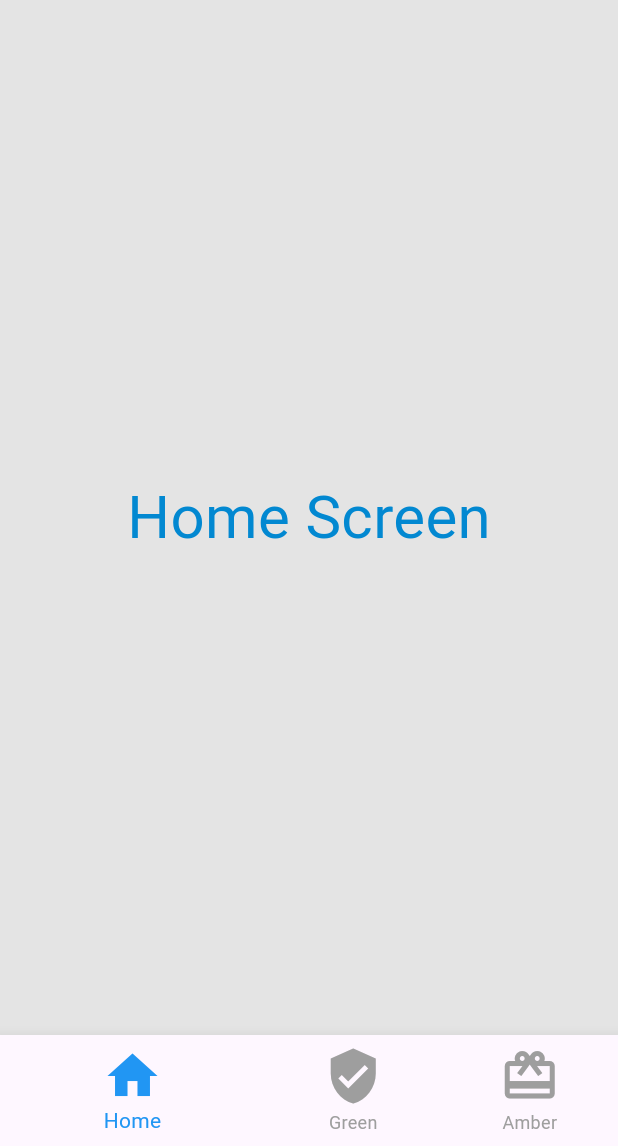
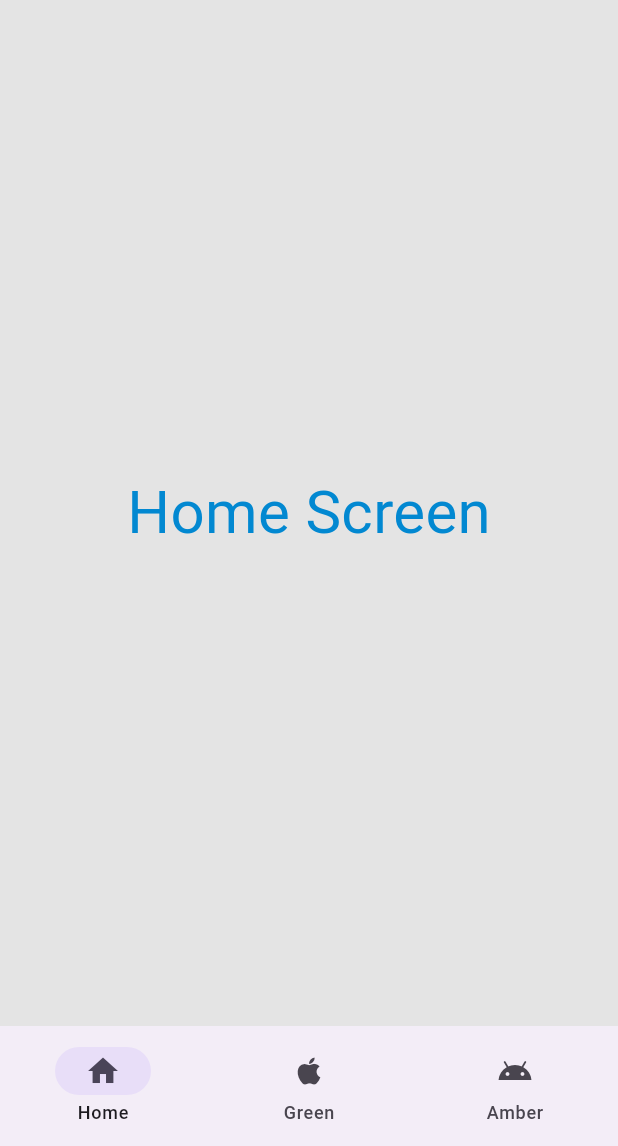
Before and after one commit to prof3ssorSt3v3/flutter-nav-starter, a Flutter app: the screen it shows after launch, on a phone screen of 412 x 824 dp, the part 90-1236 px from its top. Run offline on Flutter 3.47's test engine with Material 3 defaults, Android fonts, the phone set to English and light mode, and no system bars.

Commit message:
updated to use latest best practices, Dart 3.9.2, and NavigationBar

```diff
--- a/lib/main.dart
+++ b/lib/main.dart
@@ -18,9 +18,7 @@ class MyApp extends StatelessWidget {
   @override
   Widget build(BuildContext context) {
     //put the things that are the same on every page here...
-    return MaterialApp(
-      home: MainPage(),
-    );
+    return const MaterialApp(home: MainPage());
   }
 }
 
@@ -39,36 +37,38 @@ class _MainPageState extends State<MainPage> {
   //loaded as the body in Scaffold of MainPageState
   int currentIndex = 0;
 
-  final screens = <Widget>[
-    HomeScreen(),
-    GreenScreen(),
-    AmberScreen(),
-  ];
+  final screens = const <Widget>[HomeScreen(), GreenScreen(), AmberScreen()];
 
-  //we will pass this list to the BottomNav
+  //we will reference this list through the NavDrawer and NavigationBar
 
-  // to access variables from MainPage use `widget.`
+  // to access variables here from the MainPage class use the prefix `widget.`
   @override
   Widget build(BuildContext context) {
     return Scaffold(
-      appBar: const PreferredSize(
-        preferredSize: Size.fromHeight(60),
-        child: TopBar(),
-      ),
+      appBar: const PreferredSize(preferredSize: Size.fromHeight(60), child: TopBar()),
       body: screens[currentIndex],
       // where all the pages get loaded
       drawer: NavDrawer(
-          currentIndex: currentIndex,
-          onTapped: (i) {
-            print(i);
-            setState(() => currentIndex = i);
-          }),
-      bottomNavigationBar: BottomNav(
-          currentIndex: currentIndex,
-          onTapped: (i) {
-            print(i);
-            setState(() => currentIndex = i);
-          }),
+        currentIndex: currentIndex,
+        onTapped: (i) {
+          debugPrint('Tapped NavItem $i');
+          setState(() => currentIndex = i);
+          //same int shared between NavDrawer and NavigationBar
+        },
+      ),
+      bottomNavigationBar: NavigationBar(
+        selectedIndex: currentIndex,
+        onDestinationSelected: (int i) {
+          debugPrint('Tapped NavItem $i');
+          setState(() => currentIndex = i);
+          //same int shared between NavDrawer and NavigationBar
+        },
+        destinations: const [
+          NavigationDestination(icon: Icon(Icons.home), label: 'Home'),
+          NavigationDestination(icon: Icon(Icons.apple), label: 'Green'),
+          NavigationDestination(icon: Icon(Icons.android), label: 'Amber'),
+        ],
+      ),
     );
   }
 }
--- a/lib/shared/top_bar.dart
+++ b/lib/shared/top_bar.dart
@@ -10,11 +10,11 @@ class TopBar extends StatelessWidget {
       centerTitle: true,
       actions: [
         IconButton(
-          icon: Icon(Icons.water),
+          icon: const Icon(Icons.water),
           onPressed: () {
-            print('It\'s a Trap!!!');
+            debugPrint('It\'s a Trap!!!');
           },
-        )
+        ),
       ],
     );
   }
--- a/pubspec.yaml
+++ b/pubspec.yaml
@@ -18,7 +18,7 @@ publish_to: 'none' # Remove this line if you wish to publish to pub.dev
 version: 1.0.0+1
 
 environment:
-  sdk: ">=2.16.1 <3.0.0"
+  sdk: '^3.9.2'
 
 # Dependencies specify other packages that your package needs in order to work.
 # To automatically upgrade your package dependencies to the latest versions
@@ -29,7 +29,6 @@ environment:
 dependencies:
   flutter:
     sdk: flutter
-
 
   # The following adds the Cupertino Icons font to your application.
   # Use with the CupertinoIcons class for iOS style icons.
@@ -51,7 +50,6 @@ dev_dependencies:
 
 # The following section is specific to Flutter.
 flutter:
-
   # The following line ensures that the Material Icons font is
   # included with your application, so that you can use the icons in
   # the material Icons class.
```
Also changed, not shown: pubspec.lock, 6 other files.
